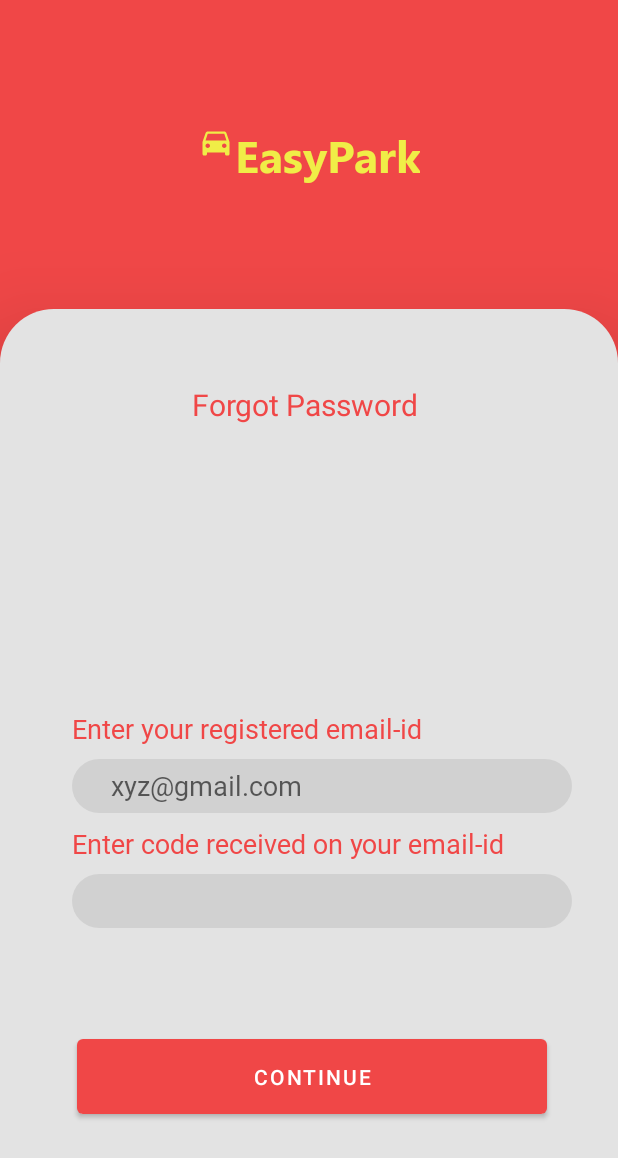
After one commit to ninadpatil1452/E_Parking, an Android app: the ForgotPassword screen opened directly, with no data from a screen before it, on a phone screen of 412 x 824 dp. The commit adds this screen. Shown: the top 1158 px of the screen. Run offline under Robolectric (Android 15) with nearby library versions, the phone set to English and light mode, and no system bars; 1 statement that could not run was skipped.

Commit message:
Forgot Password Page

```diff
--- a/app/src/main/AndroidManifest.xml
+++ b/app/src/main/AndroidManifest.xml
@@ -9,6 +9,7 @@
         android:roundIcon="@mipmap/ic_launcher_round"
         android:supportsRtl="true"
         android:theme="@style/Theme.E_Parking">
+        <activity android:name=".ForgotPassword"></activity>
         <activity android:name=".MainActivity">
             <intent-filter>
                 <action android:name="android.intent.action.MAIN" />
@@ -23,7 +24,6 @@
                 <category android:name="android.intent.category.LAUNCHER" />
             </intent-filter>
         </activity>
-
     </application>
 
 </manifest>
--- /dev/null
+++ b/app/src/main/java/com/example/e_parking/ForgotPassword.kt
@@ -0,0 +1,39 @@
+package com.example.e_parking
+
+import androidx.appcompat.app.AppCompatActivity
+import android.os.Bundle
+import android.widget.TextView
+import android.widget.EditText
+
+class ForgotPassword : AppCompatActivity() {
+    private lateinit var text: EditText
+    override fun onCreate(savedInstanceState: Bundle?) {
+        super.onCreate(savedInstanceState)
+        setContentView(R.layout.activity_forgot_password)
+        viewInitializations()
+    }
+    fun viewInitializations() {
+
+        text = findViewById(R.id.textView)
+
+        // To show back button in actionbar
+        supportActionBar?.setDisplayHomeAsUpEnabled(true)
+
+    }
+    fun validInput(): Boolean{
+        if (text.text.toString().equals("")) {
+            text.setError("Please Enter Email")
+            return false
+        }
+        // checking the proper email format
+        if (!isEmailValid(text.text.toString())) {
+            text.setError("Please Enter Valid Email")
+            return false
+        }
+        return true
+    }
+    fun isEmailValid(email: String): Boolean {
+        return true
+    }
+
+}
--- a/app/src/main/java/com/example/e_parking/MainActivity.kt
+++ b/app/src/main/java/com/example/e_parking/MainActivity.kt
@@ -21,4 +21,5 @@ class MainActivity : AppCompatActivity() {
         }
     }
 
+
 }
--- /dev/null
+++ b/app/src/main/res/layout/activity_forgot_password.xml
@@ -0,0 +1,151 @@
+<?xml version="1.0" encoding="utf-8"?>
+<androidx.constraintlayout.widget.ConstraintLayout xmlns:android="http://schemas.android.com/apk/res/android"
+    xmlns:app="http://schemas.android.com/apk/res-auto"
+    xmlns:tools="http://schemas.android.com/tools"
+    android:layout_width="match_parent"
+    android:layout_height="match_parent"
+    android:background="#F04747">
+
+    <LinearLayout
+        android:layout_width="match_parent"
+        android:layout_height="match_parent"
+        android:background="@color/base"
+        android:orientation="vertical"
+        android:weightSum="4"
+        tools:context=".MainActivity">
+
+        <RelativeLayout
+            android:layout_width="match_parent"
+            android:layout_height="0dp"
+            android:layout_weight="1">
+
+            <LinearLayout
+                android:layout_width="wrap_content"
+                android:layout_height="wrap_content"
+                android:layout_centerHorizontal="true"
+                android:layout_centerVertical="true"
+                android:orientation="horizontal">
+
+                <ImageView
+                    android:layout_width="wrap_content"
+                    android:layout_height="wrap_content"
+                    android:src="@drawable/ic_baseline_directions_car_24" />
+
+                <TextView
+                    android:layout_width="wrap_content"
+                    android:layout_height="wrap_content"
+                    android:fontFamily="@font/segoe_ui_bold"
+                    android:text="EasyPark"
+                    android:textAlignment="center"
+                    android:textColor="@color/logoColor"
+                    android:textSize="30dp" />
+            </LinearLayout>
+
+        </RelativeLayout>
+
+        <RelativeLayout
+            android:layout_width="match_parent"
+            android:layout_height="0dp"
+            android:layout_weight="3"
+            android:background="@drawable/card_background"
+            android:elevation="36dp">
+
+            <LinearLayout
+                android:layout_width="match_parent"
+                android:layout_height="wrap_content"
+                android:layout_alignParentEnd="true"
+                android:layout_alignParentBottom="true"
+                android:layout_marginTop="95dp"
+                android:layout_marginEnd="-17dp"
+                android:layout_marginBottom="189dp"
+                android:orientation="vertical">
+
+                <TextView
+                    android:layout_width="wrap_content"
+                    android:layout_height="wrap_content"
+                    android:layout_marginLeft="48dp"
+                    android:layout_marginBottom="8dp"
+                    android:fontFamily="@font/seg_ui_semibold"
+                    android:text="Enter your registered email-id"
+                    android:textColor="@color/base"
+                    android:textSize="18dp" />
+
+                <EditText
+                    android:layout_width="match_parent"
+                    android:layout_height="36dp"
+                    android:layout_marginLeft="48dp"
+                    android:layout_marginRight="48dp"
+                    android:background="@drawable/edit_text_background"
+                    android:fontFamily="@font/seg_ui_semibold"
+                    android:hint="xyz@gmail.com"
+                    android:inputType="textEmailAddress"
+                    android:paddingLeft="26dp"
+                    android:paddingRight="26dp"
+                    android:textColor="@color/black" />
+
+                <TextView
+                    android:id="@id/textView"
+                    android:layout_width="wrap_content"
+                    android:layout_height="wrap_content"
+                    android:layout_marginLeft="48dp"
+                    android:layout_marginTop="8dp"
+                    android:fontFamily="@font/seg_ui_semibold"
+                    android:text="Enter code received on your email-id"
+                    android:textColor="@color/base"
+                    android:textSize="18dp" />
+
+                <EditText
+                    android:layout_width="match_parent"
+                    android:layout_height="36dp"
+                    android:layout_marginLeft="48dp"
+                    android:layout_marginTop="8dp"
+                    android:layout_marginRight="48dp"
+                    android:background="@drawable/edit_text_background"
+                    android:fontFamily="@font/seg_ui_semibold"
+                    android:inputType="phone"
+                    android:paddingLeft="26dp"
+                    android:paddingRight="26dp"
+                    android:textColor="@color/black" />
+
+                <LinearLayout
+                    android:layout_width="match_parent"
+                    android:layout_height="wrap_content"
+                    android:layout_marginLeft="24dp"
+                    android:layout_marginTop="16dp"
+                    android:layout_marginRight="24dp"
+                    android:orientation="vertical"
+
+                    />
+
+
+            </LinearLayout>
+
+            <Button
+                android:id="@+id/button"
+                android:layout_width="313dp"
+                android:layout_height="62dp"
+                android:layout_alignParentStart="true"
+                android:layout_alignParentBottom="true"
+                android:layout_marginStart="51dp"
+                android:layout_marginBottom="75dp"
+                android:text="Continue" />
+
+            <TextView
+                android:id="@+id/textView"
+                android:layout_width="180dp"
+                android:layout_height="39dp"
+                android:layout_alignParentStart="true"
+                android:layout_alignParentTop="true"
+                android:layout_alignParentEnd="true"
+                android:layout_marginStart="128dp"
+                android:layout_marginTop="50dp"
+                android:layout_marginEnd="103dp"
+                android:text="Forgot Password"
+                android:textColor="#F04747"
+                android:textColorLink="#F04747"
+                android:textSize="20sp"
+                app:layout_constraintEnd_toEndOf="parent"
+                app:layout_constraintStart_toStartOf="parent" />
+        </RelativeLayout>
+    </LinearLayout>
+</androidx.constraintlayout.widget.ConstraintLayout>
--- a/app/src/main/res/layout/activity_main.xml
+++ b/app/src/main/res/layout/activity_main.xml
@@ -126,6 +126,7 @@
                 <TextView
                     android:layout_width="0dp"
                     android:layout_height="wrap_content"
+                    android:onClick="callForgotPassword"
                     android:textSize="18dp"
                     android:text="Forgot Password?"
                     android:fontFamily="@font/seg_ui_semibold"
```
